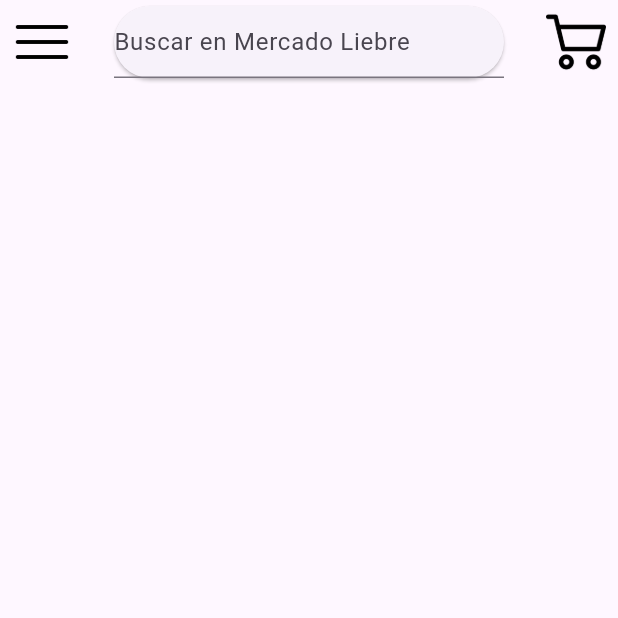
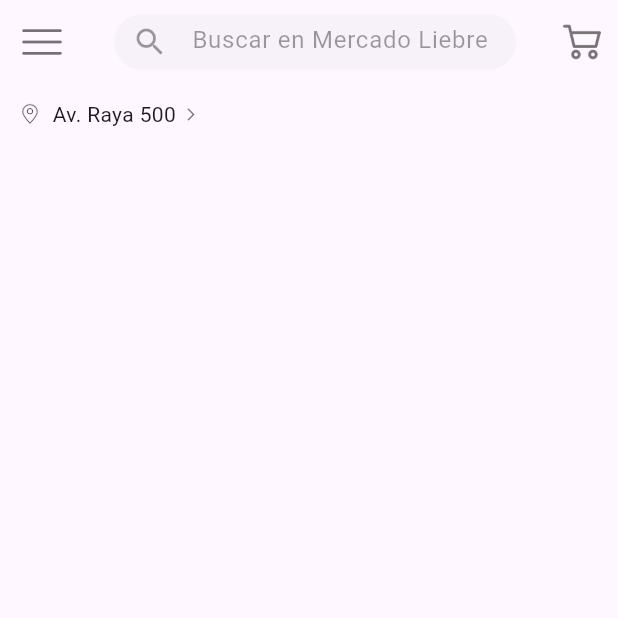
Before and after one commit to DieCau/flutter-clon-mercado-libre, a Flutter app: the screen it shows after launch, on a phone screen of 412 x 824 dp, the top half of it. Run offline on Flutter 3.47's test engine with Material 3 defaults, Android fonts, the phone set to English and light mode, and no system bars.

Commit message:
add: body home_page

```diff
--- a/lib/home_page.dart
+++ b/lib/home_page.dart
@@ -16,21 +16,64 @@ class _HomePageState extends State<HomePage> {
         backgroundColor: Colores.amarillo,
         elevation: 0,
         leading: IconButton(
-          icon: Image.asset('assets/imgs/menu.png'),
+          icon: Image.asset(
+            'assets/imgs/menu.png',
+            color: Colors.black54,
+            width: 30,
+          ),
           onPressed: () {},
         ),
-        title: Card(
-          shape: RoundedRectangleBorder(
-            borderRadius: BorderRadius.circular(30),
-          ),
-          child: TextFormField(
-            decoration: const InputDecoration(hintText: 'Buscar en Mercado Liebre'),
+        title: SizedBox(
+          height: 45,
+          child: Card(
+            elevation: 0,
+            shape: RoundedRectangleBorder(
+              borderRadius: BorderRadius.circular(30),
+            ),
+            child: TextFormField(
+              decoration: InputDecoration(
+                contentPadding: EdgeInsets.all(0.0),
+                prefixIcon: Icon(Icons.search),
+                prefixIconColor: Colors.black38,
+                hintText: 'Buscar en Mercado Liebre',
+                hintStyle: TextStyle(color: Colors.black38),
+                border: InputBorder.none,
+              ),
+            ),
           ),
         ),
         actions: [
           IconButton(
             onPressed: () {},
-            icon: Image.asset('assets/imgs/cart2.png'),
+            icon: Image.asset(
+              'assets/imgs/cart2.png',
+              color: Colors.black54,
+              width: 25,
+            ),
+          )
+        ],
+      ),
+      body: Column(
+        children: [
+          Padding(
+            padding: const EdgeInsets.all(10.0),
+            child: Row(
+              children: [
+                Image.asset(
+                  'assets/imgs/ubicacion1.png',
+                  width: 20,
+                ),
+                Padding(
+                  padding: const EdgeInsets.fromLTRB(5, 0, 5, 0),
+                  child: Text('Av. Raya 500'),
+                ),
+                Icon(
+                  Icons.arrow_forward_ios,
+                  size: 10,
+                  color: Colors.black54,
+                )
+              ],
+            ),
           )
         ],
       ),
```
Also changed, not shown: assets/imgs/search.png (added).
